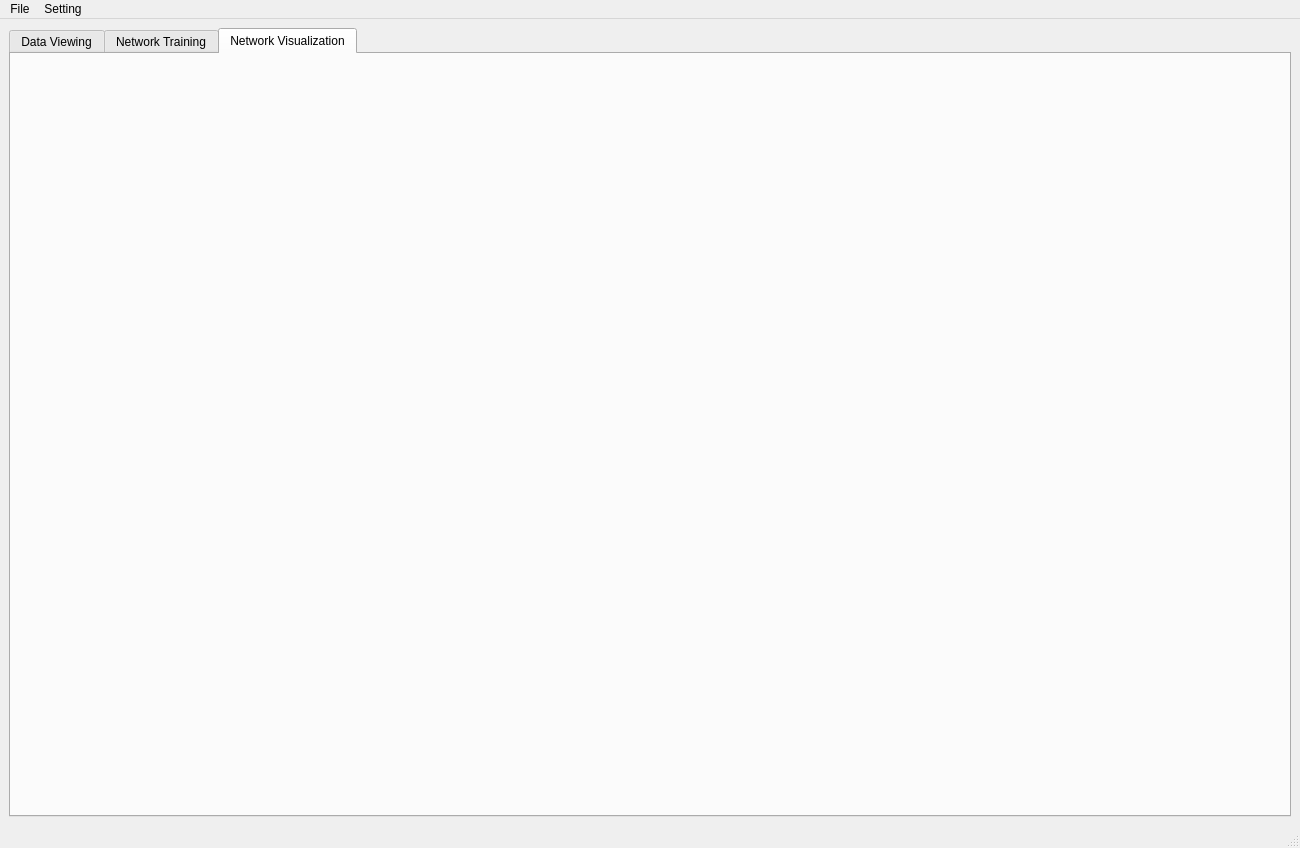
Qt form GUI/PyQt/framework1.ui (thomaskuestner/CNNArt) before a commit.
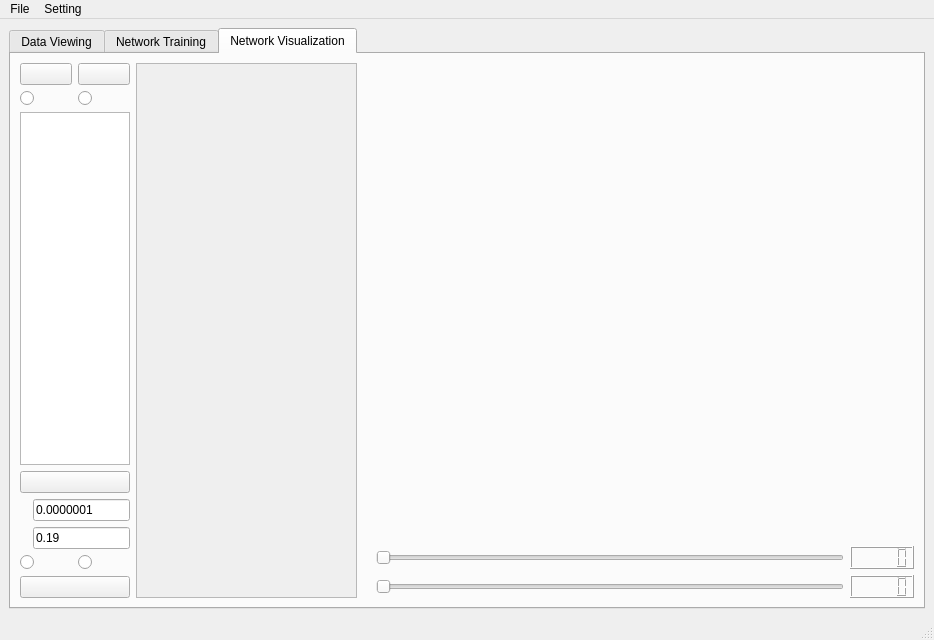
The same form after that commit. The open tabs and pages were chosen to show the change. Icons and pictures are not drawn. Custom widgets are drawn as their Qt base class.

```diff
--- a/GUI/PyQt/framework1.ui
+++ b/GUI/PyQt/framework1.ui
@@ -6,8 +6,8 @@
    <rect>
     <x>0</x>
     <y>0</y>
-    <width>1300</width>
-    <height>848</height>
+    <width>934</width>
+    <height>640</height>
    </rect>
   </property>
   <property name="acceptDrops">
@@ -1584,7 +1584,388 @@
        <attribute name="title">
         <string>Network Visualization</string>
        </attribute>
-       <layout class="QHBoxLayout" name="horizontalLayout_9"/>
+       <layout class="QHBoxLayout" name="horizontalLayout_9">
+        <item>
+         <layout class="QHBoxLayout" name="horizontalLayout_6" stretch="1,2,5">
+          <item>
+           <layout class="QVBoxLayout" name="verticalLayout_10">
+            <item>
+             <layout class="QVBoxLayout" name="verticalLayout_11">
+              <item>
+               <layout class="QHBoxLayout" name="horizontalLayout_10">
+                <item>
+                 <widget class="QPushButton" name="wyChooseFile">
+                  <property name="text">
+                   <string/>
+                  </property>
+                  <property name="icon">
+                   <iconset resource="resrc.qrc">
+                    <normaloff>:/icons/Icons/folder.png</normaloff>:/icons/Icons/folder.png</iconset>
+                  </property>
+                  <property name="iconSize">
+                   <size>
+                    <width>30</width>
+                    <height>30</height>
+                   </size>
+                  </property>
+                  <property name="autoDefault">
+                   <bool>false</bool>
+                  </property>
+                 </widget>
+                </item>
+                <item>
+                 <widget class="QPushButton" name="wyShowArchitecture">
+                  <property name="text">
+                   <string/>
+                  </property>
+                  <property name="icon">
+                   <iconset resource="resrc.qrc">
+                    <normaloff>:/icons/Icons/biology.png</normaloff>:/icons/Icons/biology.png</iconset>
+                  </property>
+                  <property name="iconSize">
+                   <size>
+                    <width>30</width>
+                    <height>30</height>
+                   </size>
+                  </property>
+                 </widget>
+                </item>
+               </layout>
+              </item>
+              <item>
+               <layout class="QHBoxLayout" name="horizontalLayout_11">
+                <item>
+                 <widget class="QRadioButton" name="radioButton">
+                  <property name="text">
+                   <string/>
+                  </property>
+                  <property name="icon">
+                   <iconset resource="resrc.qrc">
+                    <normaloff>:/icons/Icons/funnel.png</normaloff>:/icons/Icons/funnel.png</iconset>
+                  </property>
+                  <property name="iconSize">
+                   <size>
+                    <width>30</width>
+                    <height>30</height>
+                   </size>
+                  </property>
+                 </widget>
+                </item>
+                <item>
+                 <widget class="QRadioButton" name="radioButton_2">
+                  <property name="text">
+                   <string/>
+                  </property>
+                  <property name="icon">
+                   <iconset resource="resrc.qrc">
+                    <normaloff>:/icons/Icons/layers.png</normaloff>:/icons/Icons/layers.png</iconset>
+                  </property>
+                  <property name="iconSize">
+                   <size>
+                    <width>30</width>
+                    <height>30</height>
+                   </size>
+                  </property>
+                 </widget>
+                </item>
+               </layout>
+              </item>
+             </layout>
+            </item>
+            <item>
+             <widget class="QListView" name="listView"/>
+            </item>
+            <item>
+             <layout class="QVBoxLayout" name="verticalLayout_12">
+              <item>
+               <widget class="QPushButton" name="wyPlot">
+                <property name="text">
+                 <string/>
+                </property>
+                <property name="icon">
+                 <iconset resource="resrc.qrc">
+                  <normaloff>:/icons/Icons/brush.png</normaloff>:/icons/Icons/brush.png</iconset>
+                </property>
+                <property name="iconSize">
+                 <size>
+                  <width>30</width>
+                  <height>30</height>
+                 </size>
+                </property>
+               </widget>
+              </item>
+              <item>
+               <layout class="QHBoxLayout" name="horizontalLayout_12">
+                <item>
+                 <widget class="QLabel" name="labelPatch_2">
+                  <property name="sizePolicy">
+                   <sizepolicy hsizetype="Fixed" vsizetype="Fixed">
+                    <horstretch>0</horstretch>
+                    <verstretch>0</verstretch>
+                   </sizepolicy>
+                  </property>
+                  <property name="maximumSize">
+                   <size>
+                    <width>30</width>
+                    <height>30</height>
+                   </size>
+                  </property>
+                  <property name="text">
+                   <string/>
+                  </property>
+                  <property name="textFormat">
+                   <enum>Qt::AutoText</enum>
+                  </property>
+                  <property name="pixmap">
+                   <pixmap resource="resrc.qrc">:/icons/Icons/alpha.png</pixmap>
+                  </property>
+                  <property name="scaledContents">
+                   <bool>true</bool>
+                  </property>
+                 </widget>
+                </item>
+                <item>
+                 <widget class="QLineEdit" name="lineEdit">
+                  <property name="text">
+                   <string>0.0000001</string>
+                  </property>
+                 </widget>
+                </item>
+               </layout>
+              </item>
+              <item>
+               <layout class="QHBoxLayout" name="horizontalLayout_13">
+                <item>
+                 <widget class="QLabel" name="labelPatch_3">
+                  <property name="sizePolicy">
+                   <sizepolicy hsizetype="Fixed" vsizetype="Fixed">
+                    <horstretch>0</horstretch>
+                    <verstretch>0</verstretch>
+                   </sizepolicy>
+                  </property>
+                  <property name="maximumSize">
+                   <size>
+                    <width>30</width>
+                    <height>30</height>
+                   </size>
+                  </property>
+                  <property name="text">
+                   <string/>
+                  </property>
+                  <property name="textFormat">
+                   <enum>Qt::AutoText</enum>
+                  </property>
+                  <property name="pixmap">
+                   <pixmap resource="resrc.qrc">:/icons/Icons/gamma.png</pixmap>
+                  </property>
+                  <property name="scaledContents">
+                   <bool>true</bool>
+                  </property>
+                 </widget>
+                </item>
+                <item>
+                 <widget class="QLineEdit" name="lineEdit_2">
+                  <property name="text">
+                   <string>0.19</string>
+                  </property>
+                 </widget>
+                </item>
+               </layout>
+              </item>
+              <item>
+               <layout class="QHBoxLayout" name="horizontalLayout_14">
+                <item>
+                 <widget class="QRadioButton" name="radioButton_3">
+                  <property name="text">
+                   <string/>
+                  </property>
+                  <property name="icon">
+                   <iconset resource="resrc.qrc">
+                    <normaloff>:/icons/Icons/one.png</normaloff>:/icons/Icons/one.png</iconset>
+                  </property>
+                  <property name="iconSize">
+                   <size>
+                    <width>30</width>
+                    <height>30</height>
+                   </size>
+                  </property>
+                 </widget>
+                </item>
+                <item>
+                 <widget class="QRadioButton" name="radioButton_4">
+                  <property name="text">
+                   <string/>
+                  </property>
+                  <property name="icon">
+                   <iconset resource="resrc.qrc">
+                    <normaloff>:/icons/Icons/two.png</normaloff>:/icons/Icons/two.png</iconset>
+                  </property>
+                  <property name="iconSize">
+                   <size>
+                    <width>30</width>
+                    <height>30</height>
+                   </size>
+                  </property>
+                 </widget>
+                </item>
+               </layout>
+              </item>
+              <item>
+               <widget class="QPushButton" name="wySubsetSelection">
+                <property name="text">
+                 <string/>
+                </property>
+                <property name="icon">
+                 <iconset resource="resrc.qrc">
+                  <normaloff>:/icons/Icons/microscope.png</normaloff>:/icons/Icons/microscope.png</iconset>
+                </property>
+                <property name="iconSize">
+                 <size>
+                  <width>30</width>
+                  <height>30</height>
+                 </size>
+                </property>
+               </widget>
+              </item>
+             </layout>
+            </item>
+           </layout>
+          </item>
+          <item>
+           <widget class="QScrollArea" name="scrollArea">
+            <property name="widgetResizable">
+             <bool>true</bool>
+            </property>
+            <widget class="QWidget" name="scrollAreaWidgetContents_3">
+             <property name="geometry">
+              <rect>
+               <x>0</x>
+               <y>0</y>
+               <width>213</width>
+               <height>530</height>
+              </rect>
+             </property>
+            </widget>
+           </widget>
+          </item>
+          <item>
+           <layout class="QVBoxLayout" name="verticalLayout_13">
+            <item>
+             <widget class="MatplotlibWidget" name="matplotlibwidget_static" native="true">
+              <property name="sizePolicy">
+               <sizepolicy hsizetype="Preferred" vsizetype="Expanding">
+                <horstretch>0</horstretch>
+                <verstretch>0</verstretch>
+               </sizepolicy>
+              </property>
+             </widget>
+            </item>
+            <item>
+             <layout class="QHBoxLayout" name="horizontalLayout_15">
+              <item>
+               <widget class="QLabel" name="labelPatch">
+                <property name="sizePolicy">
+                 <sizepolicy hsizetype="Fixed" vsizetype="Fixed">
+                  <horstretch>0</horstretch>
+                  <verstretch>0</verstretch>
+                 </sizepolicy>
+                </property>
+                <property name="maximumSize">
+                 <size>
+                  <width>30</width>
+                  <height>30</height>
+                 </size>
+                </property>
+                <property name="text">
+                 <string/>
+                </property>
+                <property name="textFormat">
+                 <enum>Qt::AutoText</enum>
+                </property>
+                <property name="pixmap">
+                 <pixmap resource="resrc.qrc">:/icons/Icons/input.png</pixmap>
+                </property>
+                <property name="scaledContents">
+                 <bool>true</bool>
+                </property>
+               </widget>
+              </item>
+              <item>
+               <widget class="QSlider" name="horizontalSliderPatch">
+                <property name="sizePolicy">
+                 <sizepolicy hsizetype="Expanding" vsizetype="Fixed">
+                  <horstretch>0</horstretch>
+                  <verstretch>0</verstretch>
+                 </sizepolicy>
+                </property>
+                <property name="orientation">
+                 <enum>Qt::Horizontal</enum>
+                </property>
+               </widget>
+              </item>
+              <item>
+               <widget class="QLCDNumber" name="lcdNumberPatch">
+                <property name="sizePolicy">
+                 <sizepolicy hsizetype="Minimum" vsizetype="Fixed">
+                  <horstretch>0</horstretch>
+                  <verstretch>0</verstretch>
+                 </sizepolicy>
+                </property>
+               </widget>
+              </item>
+             </layout>
+            </item>
+            <item>
+             <layout class="QHBoxLayout" name="horizontalLayout_16">
+              <item>
+               <widget class="QLabel" name="labelSlice">
+                <property name="sizePolicy">
+                 <sizepolicy hsizetype="Fixed" vsizetype="Fixed">
+                  <horstretch>0</horstretch>
+                  <verstretch>0</verstretch>
+                 </sizepolicy>
+                </property>
+                <property name="maximumSize">
+                 <size>
+                  <width>30</width>
+                  <height>29</height>
+                 </size>
+                </property>
+                <property name="text">
+                 <string/>
+                </property>
+                <property name="pixmap">
+                 <pixmap resource="resrc.qrc">:/icons/Icons/research.png</pixmap>
+                </property>
+                <property name="scaledContents">
+                 <bool>true</bool>
+                </property>
+               </widget>
+              </item>
+              <item>
+               <widget class="QSlider" name="horizontalSliderSlice">
+                <property name="orientation">
+                 <enum>Qt::Horizontal</enum>
+                </property>
+               </widget>
+              </item>
+              <item>
+               <widget class="QLCDNumber" name="lcdNumberSlice">
+                <property name="sizePolicy">
+                 <sizepolicy hsizetype="Minimum" vsizetype="Fixed">
+                  <horstretch>0</horstretch>
+                  <verstretch>0</verstretch>
+                 </sizepolicy>
+                </property>
+               </widget>
+              </item>
+             </layout>
+            </item>
+           </layout>
+          </item>
+         </layout>
+        </item>
+       </layout>
       </widget>
      </widget>
     </item>
@@ -1596,8 +1977,8 @@
     <rect>
      <x>0</x>
      <y>0</y>
-     <width>1300</width>
-     <height>26</height>
+     <width>934</width>
+     <height>23</height>
     </rect>
    </property>
    <widget class="QMenu" name="menuFile">
@@ -1644,6 +2025,14 @@
    </property>
   </action>
  </widget>
+ <customwidgets>
+  <customwidget>
+   <class>MatplotlibWidget</class>
+   <extends>QWidget</extends>
+   <header location="global">matplotlibwidget.h</header>
+   <container>1</container>
+  </customwidget>
+ </customwidgets>
  <resources>
   <include location="resrc.qrc"/>
   <include location="../wenyiGUI/img.qrc"/>
```
Left out of the diff: 5 changed lines with no effect on the pictures.
